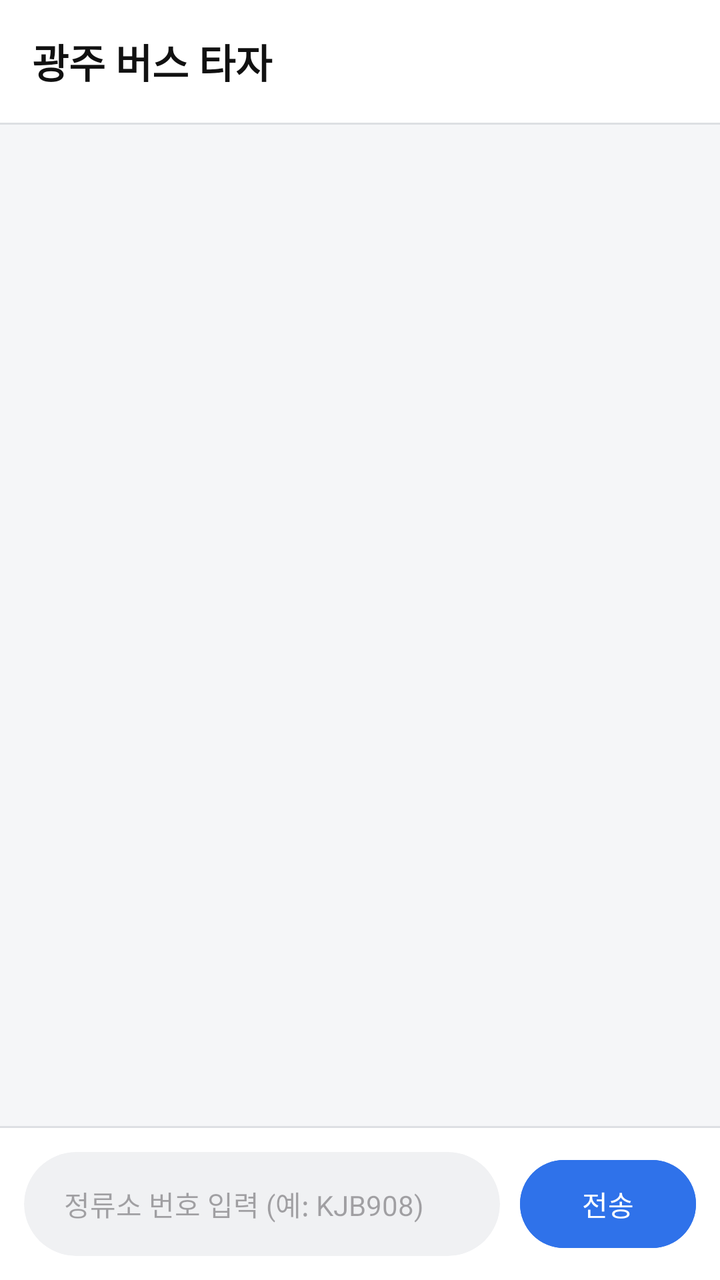
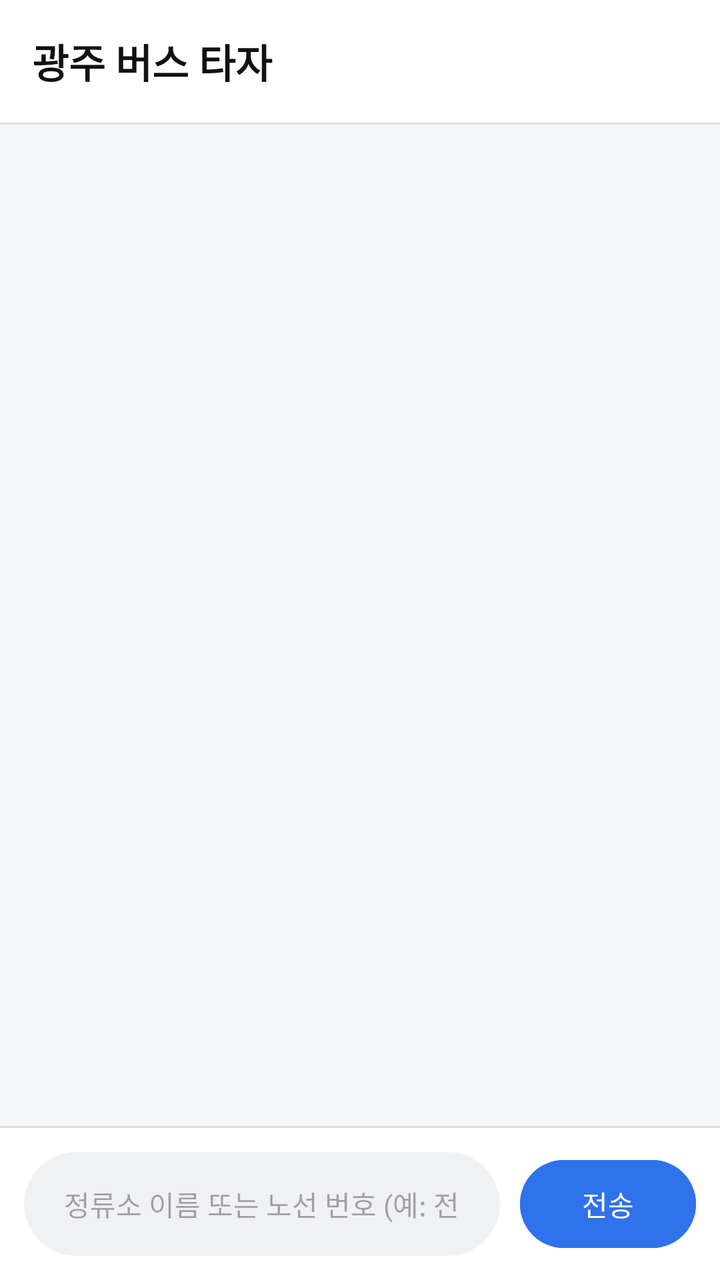

Compare the two renders of this Android layout. The source of the first and the diff that turns it into the second are given below.
<!-- AndroidManifest.xml: application theme Theme.GwangjuBusTaja2 -->
<!-- res/layout/activity_main.xml -->
<?xml version="1.0" encoding="utf-8"?>
<LinearLayout xmlns:android="http://schemas.android.com/apk/res/android"
    xmlns:app="http://schemas.android.com/apk/res-auto"
    xmlns:tools="http://schemas.android.com/tools"
    android:id="@+id/main"
    android:layout_width="match_parent"
    android:layout_height="match_parent"
    android:background="#F5F6F8"
    android:orientation="vertical"
    tools:context=".MainActivity">

    <TextView
        android:layout_width="match_parent"
        android:layout_height="wrap_content"
        android:background="#FFFFFF"
        android:padding="16dp"
        android:text="광주 버스 타자"
        android:textColor="#111111"
        android:textSize="20sp"
        android:textStyle="bold" />

    <View
        android:layout_width="match_parent"
        android:layout_height="1dp"
        android:background="#DDDFE3" />

    <androidx.recyclerview.widget.RecyclerView
        android:id="@+id/rvChat"
        android:layout_width="match_parent"
        android:layout_height="0dp"
        android:layout_weight="1"
        android:clipToPadding="false"
        android:padding="16dp" />


    <View
        android:layout_width="match_parent"
        android:layout_height="1dp"
        android:background="#DDDFE3" />

    
    <LinearLayout
        android:layout_width="match_parent"
        android:layout_height="wrap_content"
        android:background="#FFFFFF"
        android:gravity="center_vertical"
        android:orientation="horizontal"
        android:padding="12dp">

        <com.google.android.material.card.MaterialCardView
            android:layout_width="0dp"
            android:layout_height="52dp"
            android:layout_weight="1"
            app:cardBackgroundColor="#F0F1F3"
            app:cardCornerRadius="26dp"
            app:cardElevation="0dp"
            app:strokeWidth="0dp">

        <EditText
            android:id="@+id/etInput"
            android:layout_width="match_parent"
            android:layout_height="match_parent"
            android:background="@android:color/transparent"
            android:hint="정류소 번호 입력 (예: KJB908)"
            android:textColor="#111111"
            android:imeOptions="actionSend"
            android:inputType="text"
            android:maxLines="1"
            android:paddingStart="20dp"
            android:paddingEnd="20dp"
            android:textSize="14sp" />

    </com.google.android.material.card.MaterialCardView>

    <com.google.android.material.button.MaterialButton
        android:id="@+id/btnSend"
        android:layout_width="wrap_content"
        android:layout_height="52dp"
        android:layout_marginStart="10dp"
        android:backgroundTint="#2F72EA"
        android:text="전송"
        android:textColor="#FFFFFF"
        app:cornerRadius="26dp" />

</LinearLayout>

    </LinearLayout>
<!-- resources referenced by this layout -->
<resources>
  <style name="Theme.GwangjuBusTaja2" parent="Base.Theme.GwangjuBusTaja2" />
  <style name="Base.Theme.GwangjuBusTaja2" parent="Theme.Material3.DayNight.NoActionBar">
          
          
      </style>
</resources>

<!-- the commit's change to res/layout/activity_main.xml (unified diff, before → after) -->
@@ -61,7 +61,7 @@
             android:layout_width="match_parent"
             android:layout_height="match_parent"
             android:background="@android:color/transparent"
-            android:hint="정류소 번호 입력 (예: KJB908)"
+            android:hint="정류소 이름 또는 노선 번호 (예: 전남대, 18번)"
             android:textColor="#111111"
             android:imeOptions="actionSend"
             android:inputType="text"
